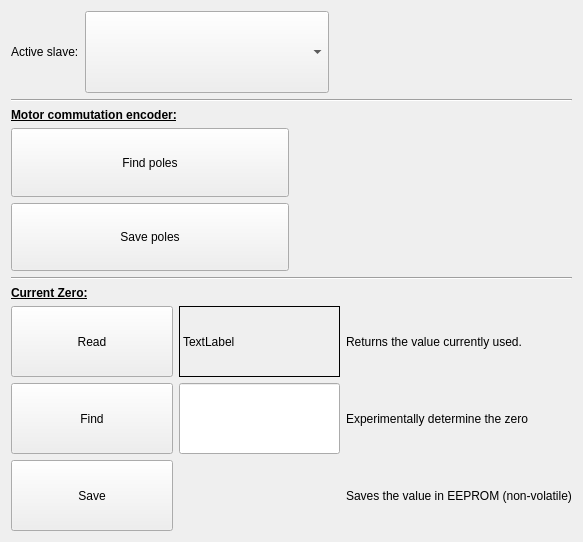
First picture: the form in ui/w_calibration.ui, repository JFDuval/flexsea-plan, before the edit.
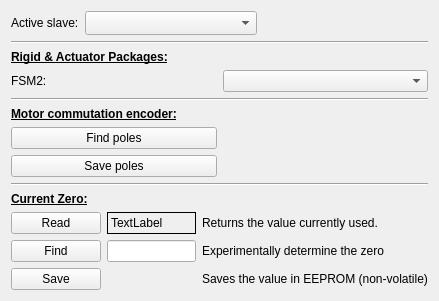
Second picture: the form after the edit.

```diff
--- a/ui/w_calibration.ui
+++ b/ui/w_calibration.ui
@@ -6,14 +6,14 @@
    <rect>
     <x>0</x>
     <y>0</y>
-    <width>583</width>
-    <height>542</height>
+    <width>439</width>
+    <height>301</height>
    </rect>
   </property>
   <property name="windowTitle">
    <string>Form</string>
   </property>
-  <layout class="QVBoxLayout" name="verticalLayout" stretch="1,0,2,0,3">
+  <layout class="QVBoxLayout" name="verticalLayout">
    <item>
     <layout class="QGridLayout" name="gridLayout">
      <item row="0" column="0">
@@ -60,6 +60,34 @@
      </item>
     </layout>
    </item>
+   <item>
+    <widget class="Line" name="line_3">
+     <property name="orientation">
+      <enum>Qt::Horizontal</enum>
+     </property>
+    </widget>
+   </item>
+   <item>
+    <layout class="QGridLayout" name="gridLayout_4">
+     <item row="0" column="0">
+      <widget class="QLabel" name="label_6">
+       <property name="text">
+        <string>&lt;html&gt;&lt;head/&gt;&lt;body&gt;&lt;p&gt;&lt;span style=&quot; font-weight:600; text-decoration: underline;&quot;&gt;Rigid &amp;amp; Actuator Packages:&lt;/span&gt;&lt;/p&gt;&lt;/body&gt;&lt;/html&gt;</string>
+       </property>
+      </widget>
+     </item>
+     <item row="1" column="0">
+      <widget class="QLabel" name="label_7">
+       <property name="text">
+        <string>FSM2:</string>
+       </property>
+      </widget>
+     </item>
+     <item row="1" column="1">
+      <widget class="QComboBox" name="comboBoxActPackFSM2"/>
+     </item>
+    </layout>
+   </item>
    <item>
     <widget class="Line" name="line_2">
      <property name="orientation">
```
